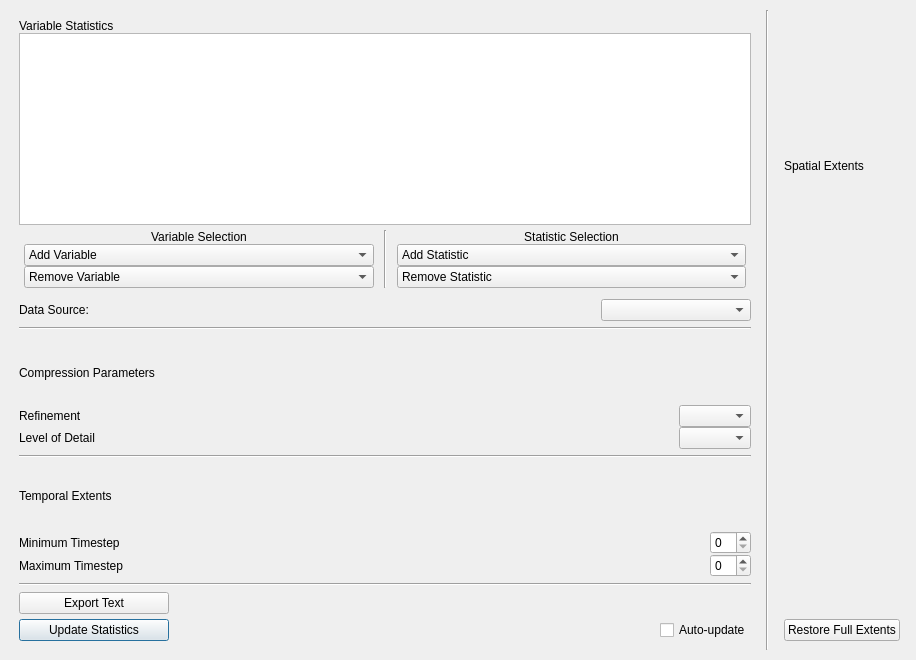
This is apps/vaporgui/statsWindow.ui in StasJ/vapor-formatted as Qt 5 draws it before an edit. The edited form follows.
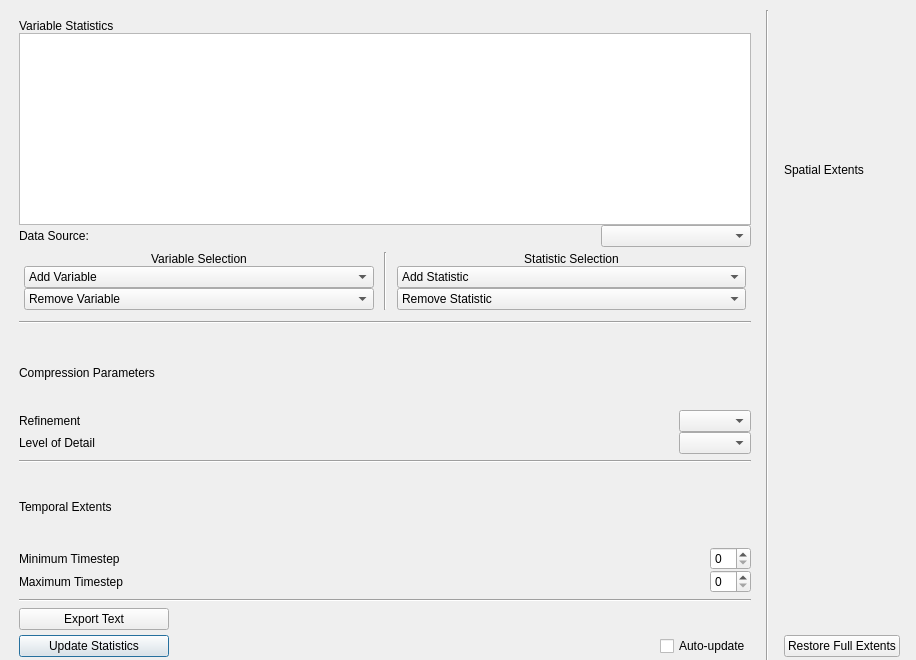
This is the edited form. Custom widgets are drawn as their Qt base class.

Commit message: adjust data source position

The edit to the form file:
```diff
--- a/apps/vaporgui/statsWindow.ui
+++ b/apps/vaporgui/statsWindow.ui
@@ -19,7 +19,7 @@
      <x>10</x>
      <y>10</y>
      <width>899</width>
-     <height>640</height>
+     <height>656</height>
     </rect>
    </property>
    <layout class="QHBoxLayout" name="horizontalLayout_12">
@@ -79,6 +79,46 @@
            </attribute>
           </widget>
          </item>
+         <item>
+          <layout class="QHBoxLayout" name="horizontalLayout">
+           <property name="spacing">
+            <number>0</number>
+           </property>
+           <property name="bottomMargin">
+            <number>0</number>
+           </property>
+           <item>
+            <widget class="QLabel" name="label_5">
+             <property name="text">
+              <string>Data Source:</string>
+             </property>
+            </widget>
+           </item>
+           <item>
+            <spacer name="horizontalSpacer_8">
+             <property name="orientation">
+              <enum>Qt::Horizontal</enum>
+             </property>
+             <property name="sizeHint" stdset="0">
+              <size>
+               <width>40</width>
+               <height>20</height>
+              </size>
+             </property>
+            </spacer>
+           </item>
+           <item>
+            <widget class="QComboBox" name="dataMgrCombo">
+             <property name="minimumSize">
+              <size>
+               <width>150</width>
+               <height>0</height>
+              </size>
+             </property>
+            </widget>
+           </item>
+          </layout>
+         </item>
          <item>
           <layout class="QHBoxLayout" name="horizontalLayout_9">
            <property name="leftMargin">
@@ -224,46 +264,6 @@
          </item>
         </layout>
        </item>
-       <item>
-        <layout class="QHBoxLayout" name="horizontalLayout">
-         <property name="spacing">
-          <number>0</number>
-         </property>
-         <property name="bottomMargin">
-          <number>0</number>
-         </property>
-         <item>
-          <widget class="QLabel" name="label_5">
-           <property name="text">
-            <string>Data Source:</string>
-           </property>
-          </widget>
-         </item>
-         <item>
-          <spacer name="horizontalSpacer_8">
-           <property name="orientation">
-            <enum>Qt::Horizontal</enum>
-           </property>
-           <property name="sizeHint" stdset="0">
-            <size>
-             <width>40</width>
-             <height>20</height>
-            </size>
-           </property>
-          </spacer>
-         </item>
-         <item>
-          <widget class="QComboBox" name="dataMgrCombo">
-           <property name="minimumSize">
-            <size>
-             <width>150</width>
-             <height>0</height>
-            </size>
-           </property>
-          </widget>
-         </item>
-        </layout>
-       </item>
        <item>
         <widget class="Line" name="line_4">
          <property name="orientation">
```
